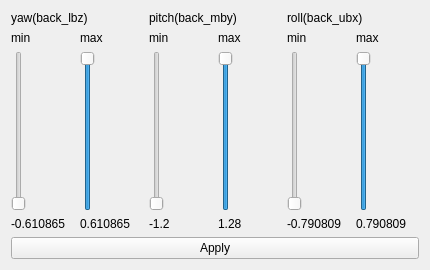
First picture: the form in vigir_ocs_back_joint_limit/src/joint_limit.ui, repository team-vigir/vigir_ocs_common, before the edit.
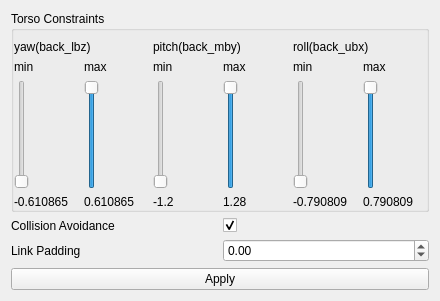
Second picture: the form after the edit.

Commit message: - changed back joint limit to be the moveit planner configuration widget - moved collision avoidance from ghost widget to planner config widget

Patch:
```diff
--- a/vigir_ocs_back_joint_limit/src/joint_limit.ui
+++ b/vigir_ocs_back_joint_limit/src/joint_limit.ui
@@ -6,8 +6,8 @@
    <rect>
     <x>0</x>
     <y>0</y>
-    <width>430</width>
-    <height>270</height>
+    <width>440</width>
+    <height>301</height>
    </rect>
   </property>
   <property name="windowTitle">
@@ -15,6 +15,27 @@
   </property>
   <layout class="QVBoxLayout" name="verticalLayout">
    <item>
+    <widget class="QGroupBox" name="groupBox">
+     <property name="title">
+      <string>Torso Constraints</string>
+     </property>
+     <layout class="QHBoxLayout" name="horizontalLayout_4">
+      <property name="spacing">
+       <number>0</number>
+      </property>
+      <property name="leftMargin">
+       <number>0</number>
+      </property>
+      <property name="topMargin">
+       <number>9</number>
+      </property>
+      <property name="rightMargin">
+       <number>0</number>
+      </property>
+      <property name="bottomMargin">
+       <number>0</number>
+      </property>
+      <item>
     <layout class="QHBoxLayout" name="horizontalLayout">
      <item>
       <layout class="QVBoxLayout" name="verticalLayout_3">
@@ -269,6 +290,58 @@
       </layout>
      </item>
     </layout>
+      </item>
+     </layout>
+    </widget>
+   </item>
+   <item>
+    <widget class="QWidget" name="widget" native="true">
+     <layout class="QGridLayout" name="gridLayout">
+      <property name="margin">
+       <number>0</number>
+      </property>
+      <item row="1" column="1">
+       <widget class="QDoubleSpinBox" name="padding_">
+        <property name="minimum">
+         <double>-0.200000000000000</double>
+        </property>
+        <property name="maximum">
+         <double>1.000000000000000</double>
+        </property>
+        <property name="singleStep">
+         <double>0.010000000000000</double>
+        </property>
+        <property name="value">
+         <double>0.000000000000000</double>
+        </property>
+       </widget>
+      </item>
+      <item row="1" column="0">
+       <widget class="QLabel" name="label_10">
+        <property name="text">
+         <string>Link Padding</string>
+        </property>
+       </widget>
+      </item>
+      <item row="0" column="0">
+       <widget class="QLabel" name="label_11">
+        <property name="text">
+         <string>Collision Avoidance</string>
+        </property>
+       </widget>
+      </item>
+      <item row="0" column="1">
+       <widget class="QCheckBox" name="collision_avoidance_">
+        <property name="text">
+         <string/>
+        </property>
+        <property name="checked">
+         <bool>true</bool>
+        </property>
+       </widget>
+      </item>
+     </layout>
+    </widget>
    </item>
    <item>
     <widget class="QPushButton" name="apply">
```
Left out of the diff: 2 changed lines with no effect on the pictures. Lines whose indentation alone changed are shown as unchanged. The commit also changes 3 other files.
